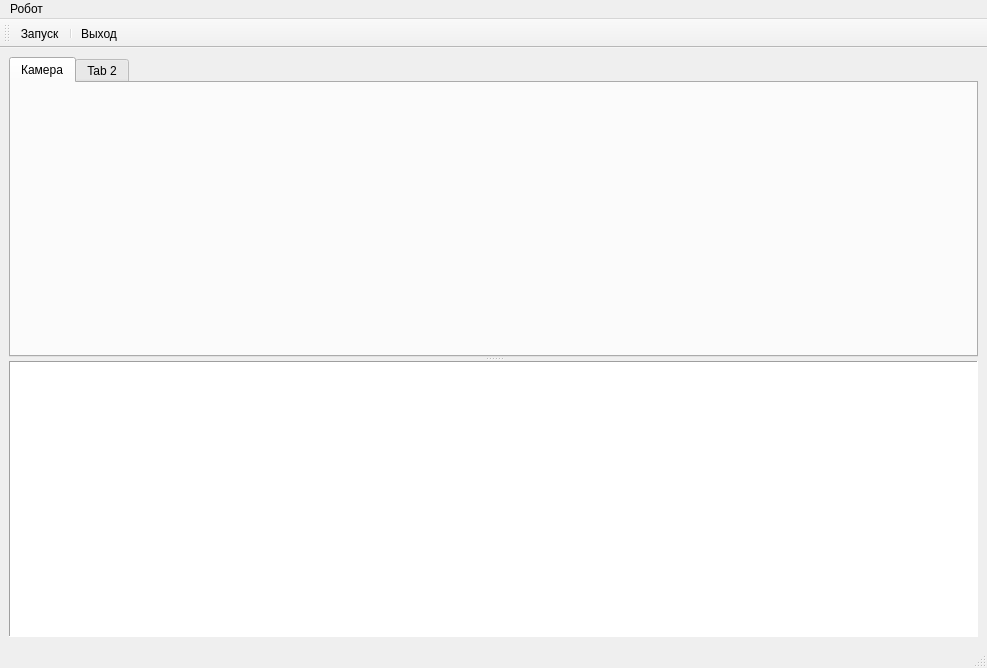
mashka-kashka/robot, file qrobot/main_window.ui: the form before one commit.
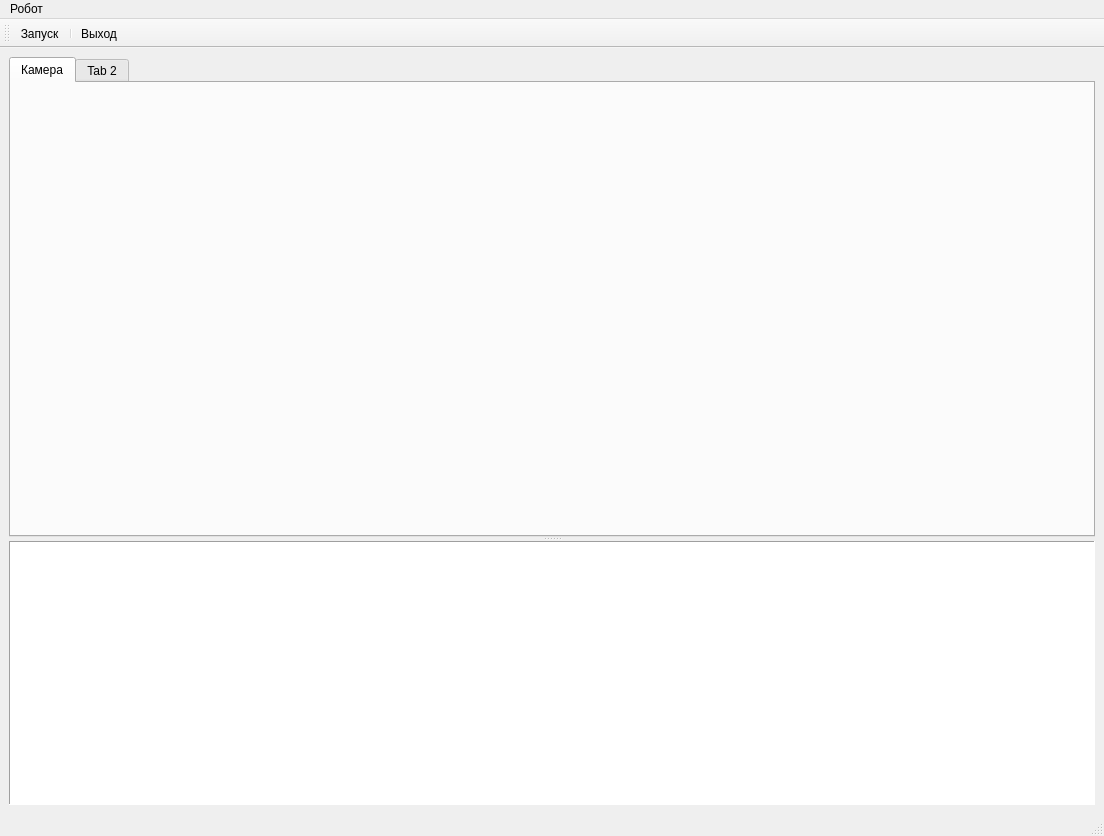
The form after the commit. Icons and pictures are not drawn.

Commit message: Определение сетевого адреса

```diff
--- a/qrobot/main_window.ui
+++ b/qrobot/main_window.ui
@@ -6,8 +6,8 @@
    <rect>
     <x>0</x>
     <y>0</y>
-    <width>987</width>
-    <height>668</height>
+    <width>1104</width>
+    <height>836</height>
    </rect>
   </property>
   <property name="windowTitle">
@@ -45,7 +45,7 @@
        <property name="minimumSize">
         <size>
          <width>0</width>
-         <height>300</height>
+         <height>480</height>
         </size>
        </property>
        <property name="currentIndex">
@@ -83,7 +83,7 @@
     <rect>
      <x>0</x>
      <y>0</y>
-     <width>987</width>
+     <width>1104</width>
      <height>19</height>
     </rect>
    </property>
```
The commit also changes 2 other files.
